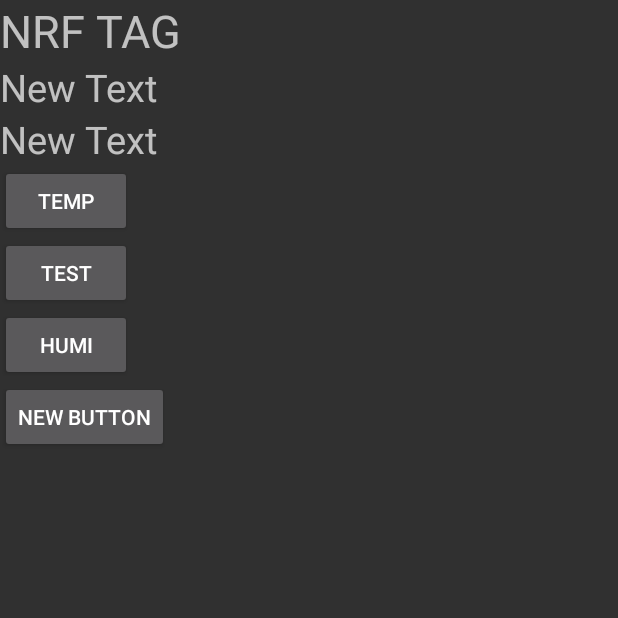
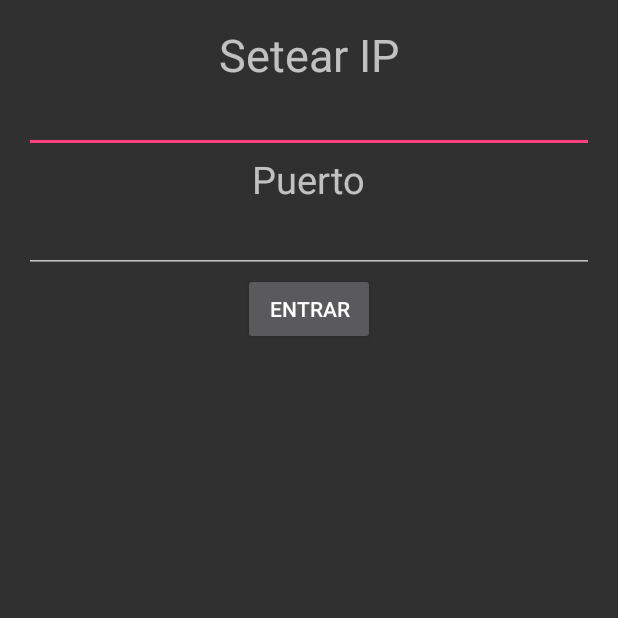
Before and after one commit to brunoe90/ProyectoNFCConsiliaweb, an Android app: the screen it shows after launch (MainActivity before the commit, ConfigActivity after it), on a phone screen of 412 x 824 dp, the top half of it. Run offline under Robolectric (Android 15) with nearby library versions, the phone set to English and light mode, and no system bars.

Commit message:
probar puerto con nueva activity

```diff
--- a/app/src/main/AndroidManifest.xml
+++ b/app/src/main/AndroidManifest.xml
@@ -1,31 +1,36 @@
 <?xml version="1.0" encoding="utf-8"?>
 <manifest xmlns:android="http://schemas.android.com/apk/res/android"
+    xmlns:tools="http://schemas.android.com/tools"
     package="com.consilia.nfcbeta">
 
     <uses-permission android:name="android.permission.NFC" />
-    <uses-permission android:name="android.permission.INTERNET"/>
+    <uses-permission android:name="android.permission.INTERNET" />
     <uses-permission android:name="android.permission.ACCESS_WIFI_STATE" />
-    <uses-permission android:name="android.permission.CHANGE_WIFI_MULTICAST_STATE"/>
+    <uses-permission android:name="android.permission.CHANGE_WIFI_MULTICAST_STATE" />
     <uses-permission android:name="android.permission.CHANGE_WIFI_STATE" />
     <uses-permission android:name="android.permission.CHANGE_NETWORK_STATE" />
     <uses-permission android:name="android.permission.ACCESS_NETWORK_STATE" />
-    <uses-feature android:name="android.hardware.nfc" android:required="true"/>
+
+    <uses-feature
+        android:name="android.hardware.nfc"
+        android:required="true" />
+
     <application
         android:allowBackup="true"
         android:icon="@mipmap/ic_launcher"
         android:label="@string/app_name"
         android:supportsRtl="true"
-        android:theme="@style/AppTheme">
+        android:theme="@style/AppTheme"
+        tools:ignore="AllowBackup,GoogleAppIndexingWarning">
         <activity
-            android:label="main"
-            android:name=".MainActivity">
-
-             <intent-filter>
-                 <action android:name="android.intent.action.MAIN" />
-                 <category android:name="android.intent.category.LAUNCHER" />
-             </intent-filter>
+            android:name=".ConfigActivity"
+            android:label="config">
+            <intent-filter>
+                <action android:name="android.intent.action.MAIN" />
+                <category android:name="android.intent.category.LAUNCHER" />
+            </intent-filter>
         </activity>
-
+        <activity android:name=".MainActivity"/>
 
     </application>
 
--- /dev/null
+++ b/app/src/main/java/com/consilia/nfcbeta/ConfigActivity.java
@@ -0,0 +1,33 @@
+package com.consilia.nfcbeta;
+
+import android.content.Intent;
+import android.support.v7.app.AppCompatActivity;
+import android.os.Bundle;
+import android.view.View;
+import android.widget.EditText;
+
+public class ConfigActivity extends AppCompatActivity {
+    Bundle bundle;
+    EditText etip, etpuerto;
+
+    @Override
+    protected void onCreate(Bundle savedInstanceState) {
+        super.onCreate(savedInstanceState);
+        setContentView(R.layout.activity_config);
+        bundle = new Bundle();
+        etip        = (EditText)findViewById(R.id.etip);
+        etpuerto    = (EditText)findViewById(R.id.etpuerto);
+
+        bundle.putString("ip",etip.getText().toString());
+        bundle.putString("puerto",etpuerto.getText().toString());
+
+
+
+    }
+    public void bentrar(View view) {
+        Intent intent = new Intent(ConfigActivity.this, MainActivity.class);
+        intent.putExtras(bundle);
+        startActivity(intent);
+
+    }
+}
--- a/app/src/main/java/com/consilia/nfcbeta/MainActivity.java
+++ b/app/src/main/java/com/consilia/nfcbeta/MainActivity.java
@@ -38,6 +38,9 @@ public class MainActivity extends Activity {
     byte[] receiveData = new byte[1024];
     String modifiedSentence;
     Button bt1,bt2,bt3,bt4;
+    Bundle bundle;
+    String ip;
+    String puerto;
 
     // list of NFC technologies detected:
     private final String[][] techList = new String[][] {
@@ -61,11 +64,11 @@ public class MainActivity extends Activity {
         setContentView(R.layout.main_activity);
         txt1   = (TextView)findViewById(R.id.textView1);
         txt5   = (TextView)findViewById(R.id.textView5);
-
         bt1 = (Button) findViewById(R.id.button1);
         bt2 = (Button) findViewById(R.id.button2);
         bt3 = (Button) findViewById(R.id.button3);
         bt4 = (Button) findViewById(R.id.button4);
+
 
 
         bt1.setOnClickListener(new View.OnClickListener(){
@@ -139,6 +142,10 @@ public class MainActivity extends Activity {
         });
     }
         public void client() throws IOException{
+            bundle = new Bundle();
+
+            ip = bundle.getString("ip");
+            puerto = bundle.getString("puerto");
 
             Thread thread = new Thread() {
 
@@ -148,8 +155,8 @@ public class MainActivity extends Activity {
                     try{
                         {
                             sleep(100);
-                            DatagramSocket client_socket = new DatagramSocket(2115);
-                            InetAddress IPAddress = InetAddress.getByName("192.168.0.15");
+                            DatagramSocket client_socket = new DatagramSocket(Integer.parseInt(puerto));
+                            InetAddress IPAddress = InetAddress.getByName(ip);
 
 
                             //while (true)
@@ -157,7 +164,7 @@ public class MainActivity extends Activity {
                             send_data=str.getBytes();
                             //System.out.println("Type Something (q or Q to quit): ");
 
-                            DatagramPacket send_packet = new DatagramPacket(send_data,str.length(), IPAddress, 2115);
+                            DatagramPacket send_packet = new DatagramPacket(send_data,str.length(), IPAddress, Integer.parseInt(puerto));
 
                             client_socket.send(send_packet);
                             //chandra
--- /dev/null
+++ b/app/src/main/res/layout/activity_config.xml
@@ -0,0 +1,52 @@
+<?xml version="1.0" encoding="utf-8"?>
+<LinearLayout xmlns:android="http://schemas.android.com/apk/res/android"
+    xmlns:tools="http://schemas.android.com/tools"
+    android:orientation="vertical"
+    android:layout_width="match_parent"
+    android:layout_height="match_parent"
+    android:paddingBottom="@dimen/activity_vertical_margin"
+    android:paddingLeft="@dimen/activity_horizontal_margin"
+    android:paddingRight="@dimen/activity_horizontal_margin"
+    android:paddingTop="@dimen/activity_vertical_margin"
+    tools:context="com.consilia.nfcbeta.ConfigActivity">
+
+    <TextView
+        android:layout_width="wrap_content"
+        android:layout_height="wrap_content"
+        android:text="@string/setear_ip"
+        android:id="@+id/setearip"
+        android:layout_gravity="center_horizontal"
+        android:textSize="30sp" />
+
+    <EditText
+        android:layout_width="match_parent"
+        android:layout_height="wrap_content"
+        android:id="@+id/etip"
+        android:layout_gravity="center_horizontal"
+        android:inputType="none" />
+
+    <TextView
+        android:layout_width="wrap_content"
+        android:layout_height="wrap_content"
+        android:text="@string/puerto"
+        android:id="@+id/tvpuerto"
+        android:layout_gravity="center_horizontal"
+        android:textSize="25sp" />
+
+    <EditText
+        android:layout_width="match_parent"
+        android:layout_height="wrap_content"
+        android:inputType="number"
+        android:ems="10"
+        android:id="@+id/etpuerto"
+        android:layout_gravity="center_horizontal" />
+
+    <Button
+        android:layout_width="wrap_content"
+        android:layout_height="wrap_content"
+        android:text="@string/entrar"
+        android:id="@+id/bentrar"
+        android:layout_gravity="center_horizontal"
+        android:onClick="bentrar" />
+
+</LinearLayout>
--- a/app/src/main/res/values/strings.xml
+++ b/app/src/main/res/values/strings.xml
@@ -4,4 +4,7 @@
     <string name="temp">temp</string>
     <string name="test">test</string>
     <string name="humi">humi</string>
+    <string name="setear_ip">Setear IP</string>
+    <string name="puerto">Puerto</string>
+    <string name="entrar">entrar</string>
 </resources>
```
